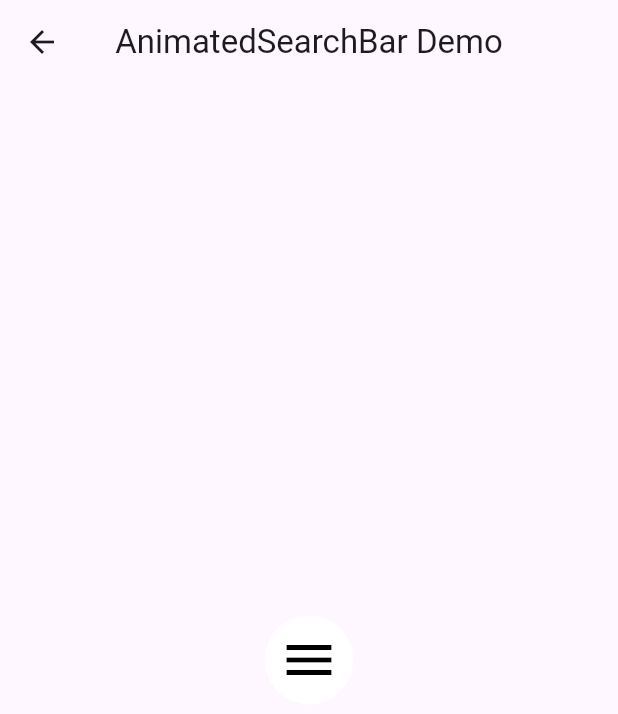
After one commit to chhua531001/flutter_more_widget, a Flutter app: the AnimatedMenuPage screen opened by its route, on a phone screen of 412 x 824 dp. The commit adds this screen. Shown: the top 714 px of the screen. Run offline on Flutter 3.47's test engine with Material 3 defaults, Android fonts, the phone set to English and light mode, and no system bars.

Commit message:
20240712更新
1.增加Animated SearchBar Page
2.增加Animated Menu Page

```diff
--- /dev/null
+++ b/lib/animated_menu_page.dart
@@ -0,0 +1,195 @@
+import 'package:flutter/material.dart';
+import 'dart:math' as math;
+
+import 'package:flutter_more_widget/widgets/social_share_icon.dart';
+
+class AnimatedMenuPage extends StatefulWidget {
+  const AnimatedMenuPage({super.key});
+
+  @override
+  State<AnimatedMenuPage> createState() => _AnimatedMenuPageState();
+}
+
+class _AnimatedMenuPageState extends State<AnimatedMenuPage>
+    with SingleTickerProviderStateMixin {
+  //Animation controller for manage animation
+  late AnimationController _animationController;
+  //Animation for scaling the container
+  late Animation<double> _scaleAnimation;
+  //Animation for aligning the container
+  late Animation<double> _alignAnimation;
+  //Animation for changing the border radius
+  late Animation<double> _borderRadiusAnimation;
+  //Animation for scaling the close icon
+  late Animation<double> _iconScaleAnimation;
+  //Animation for rotating the close icon
+  late Animation<double> _iconRotateAnimation;
+  //for check, if the menu is open or close
+  bool isOpen = false;
+
+  @override
+  void initState() {
+    super.initState();
+    // TODO: implement initState
+    //Initializing the _animationController with a duration
+    _animationController =
+        AnimationController(vsync: this, duration: Duration(milliseconds: 400));
+    //Curve animation to apply easing effect
+    final curvedAnimation = CurvedAnimation(
+      parent: _animationController,
+      curve: Curves.easeIn,
+    );
+    //Define various animations using Tween and Curved animation
+    _scaleAnimation = Tween(
+      begin: 59.0,
+      end: 200.0,
+    ).animate(curvedAnimation);
+    _alignAnimation = Tween(
+      begin: 0.0,
+      end: -1.0,
+    ).animate(curvedAnimation);
+    _borderRadiusAnimation = Tween(
+      begin: 100.0,
+      end: 15.0,
+    ).animate(curvedAnimation);
+    _iconScaleAnimation = Tween(
+      begin: 0.0,
+      end: 30.0,
+    ).animate(curvedAnimation);
+    _iconRotateAnimation = Tween(
+      begin: 0.0,
+      end: math.pi,
+    ).animate(curvedAnimation);
+  }
+
+  //function to toggle the menu's open/close state
+  void toggleMenu() {
+    setState(() {
+      if (isOpen) {
+        _animationController.reverse(); //reverse animation when closing
+      } else {
+        _animationController.forward(); //forward animation when opening
+      }
+      isOpen = !isOpen; //toggle the state
+    });
+  }
+
+  @override
+  Widget build(BuildContext context) {
+    return Scaffold(
+      appBar: AppBar(
+        centerTitle: true,
+        title: const Text("AnimatedSearchBar Demo"),
+      ),
+      body: Center(
+        //inside this area, we have perform
+        child: SizedBox(
+          height: 235,
+          width: 200,
+          child: Stack(
+            children: [
+              _buildAnimatedContainer(), //Build the animated container
+              _buildMenuIcon(), //Build the menu icon and close icon
+            ],
+          ),
+        ),
+      ),
+    );
+  }
+
+  Widget _buildAnimatedContainer() {
+    return AnimatedBuilder(
+      animation: _animationController,
+      builder: (context, child) {
+        return Align(
+          alignment: Alignment(
+            _alignAnimation.value,
+            _alignAnimation.value,
+          ),
+          child: Container(
+            height: _scaleAnimation.value,
+            width: _scaleAnimation.value,
+            padding: const EdgeInsets.all(8.0),
+            decoration: BoxDecoration(
+              color: Colors.white,
+              borderRadius: BorderRadius.circular(_borderRadiusAnimation.value),
+            ),
+            child: child,
+          ),
+        );
+      },
+      child: SingleChildScrollView(
+        child: Column(
+          children: [
+            SocialShareIcon(
+              index: 1,
+              title: "Tiktok",
+              icon: Icons.tiktok,
+              color: Colors.black,
+              isOpen: isOpen,
+            ),
+            SocialShareIcon(
+              index: 2,
+              title: "Telegram",
+              icon: Icons.telegram,
+              color: Colors.lightBlue,
+              isOpen: isOpen,
+            ),
+            SocialShareIcon(
+              index: 3,
+              title: "Discord",
+              icon: Icons.discord,
+              color: Colors.purple,
+              isOpen: isOpen,
+            ),
+            SocialShareIcon(
+              index: 4,
+              title: "Facebook",
+              icon: Icons.facebook,
+              color: Colors.lightBlue,
+              isOpen: isOpen,
+            ),
+          ],
+        ),
+      ),
+    );
+  }
+
+  Widget _buildMenuIcon() {
+    return AnimatedBuilder(
+      animation: _animationController,
+      builder: (context, child) {
+        return Align(
+          alignment: Alignment(
+            _animationController.value,
+            _animationController.value,
+          ),
+          child: InkWell(
+            onTap: () {
+              toggleMenu();
+            },
+            child: Stack(
+              alignment: Alignment.center,
+              children: [
+                Transform.rotate(
+                  angle: _iconRotateAnimation.value,
+                  child: Icon(
+                    Icons.close_rounded,
+                    color: Colors.black,
+                    size: _iconScaleAnimation.value,
+                  ),
+                ),
+                if (_animationController.isDismissed)
+                  const Icon(
+                    Icons.menu,
+                    size: 40,
+                    color: Colors.black,
+                  ),
+              ],
+            ),
+          ),
+        );
+      },
+    );
+  }
+}
--- a/lib/app_routes.dart
+++ b/lib/app_routes.dart
@@ -2,4 +2,6 @@ class AppRoutes {
   static const homePage = "/";
   static const customScrollViewPage = "/custom_scroll_view_page";
   static const gridViewPage = "/grid_view_page";
+  static const animatesSearchBarPage = "/animated_search_bar_page";
+  static const animatedMenuPage = "/animated_manu_page";
 }
--- /dev/null
+++ b/lib/widgets/social_share_icon.dart
@@ -0,0 +1,100 @@
+import 'package:flutter/material.dart';
+
+class SocialShareIcon extends StatefulWidget {
+  final int index;
+  final String title;
+  final IconData icon;
+  final Color color;
+  final bool isOpen;
+  const SocialShareIcon({
+    super.key,
+    required this.title,
+    required this.icon,
+    required this.color,
+    required this.isOpen,
+    required this.index,
+  });
+
+  @override
+  State<SocialShareIcon> createState() => _SocialShareIconState();
+}
+
+class _SocialShareIconState extends State<SocialShareIcon>
+    with SingleTickerProviderStateMixin {
+  late AnimationController
+  _animationController; //animation controller for individual items
+
+  @override
+  void initState() {
+    // TODO: implement initState
+    _animationController = AnimationController(
+      vsync: this,
+      duration: const Duration(milliseconds: 400),
+    );
+    super.initState();
+  }
+
+  @override
+  void didUpdateWidget(covariant SocialShareIcon oldWidget) {
+    // TODO: implement didUpdateWidget
+    super.didUpdateWidget(oldWidget);
+    if (mounted) {
+      if (widget.isOpen) {
+        Future.delayed(Duration(milliseconds: widget.index * 200), () {
+          if (mounted) _animationController.forward();
+        });
+      }
+      else {
+        _animationController.reverse();
+      }
+    }
+  }
+
+  @override
+  Widget build(BuildContext context) {
+    return AnimatedBuilder(
+      animation: _animationController,
+      builder: (context, child) {
+        return Transform.scale(
+          scale: _animationController.value,
+          child: Opacity(
+            opacity: _animationController.value,
+            child: Material(
+              color: Colors.white,
+              child: InkWell(
+                onTap: () {},
+                child: Container(
+                  height: 45,
+                  padding: const EdgeInsets.all(8.0),
+                  child: Row(
+                    children: [
+                      Expanded(
+                        child: Icon(
+                          widget.icon,
+                          size: 40,
+                          color: widget.color,
+                        ),
+                      ),
+                      const SizedBox(
+                        width: 10,
+                      ),
+                      Expanded(
+                        child: Text(
+                          widget.title,
+                          style: const TextStyle(
+                            fontSize: 16,
+                            color: Colors.black,
+                          ),
+                        ),
+                      ),
+                    ],
+                  ),
+                ),
+              ),
+            ),
+          ),
+        );
+      },
+    );
+  }
+}
```
Also changed, not shown: lib/animated_search_bar_page.dart (added, +138 -0 lines), lib/main.dart (+32 -0 lines).
